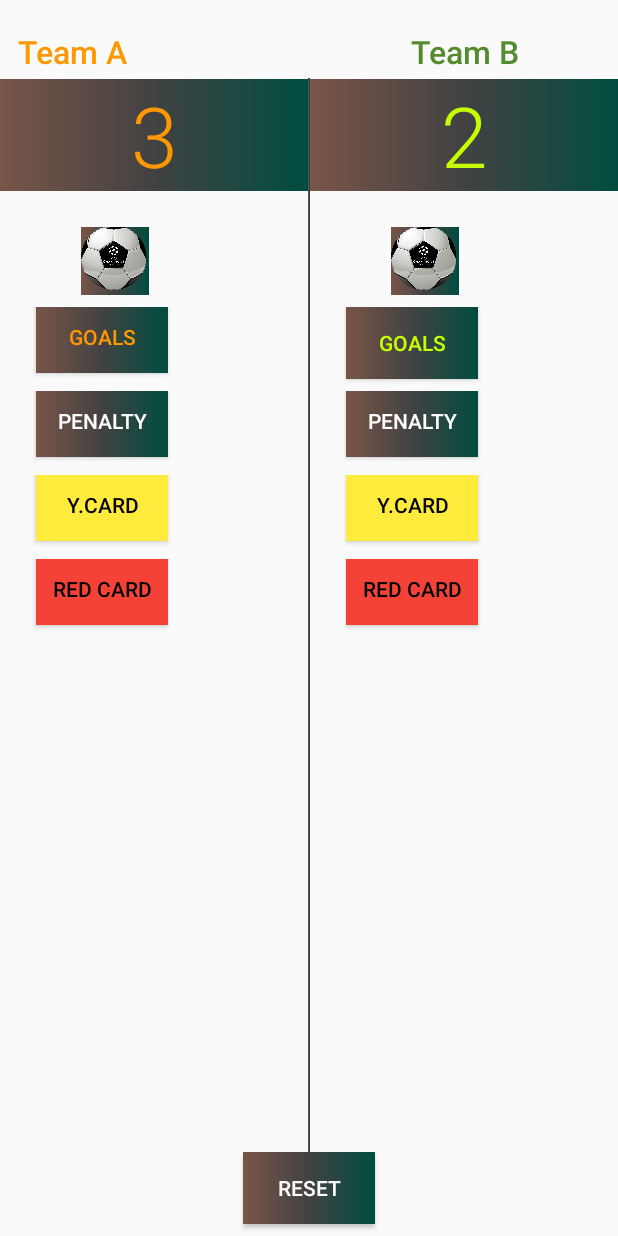
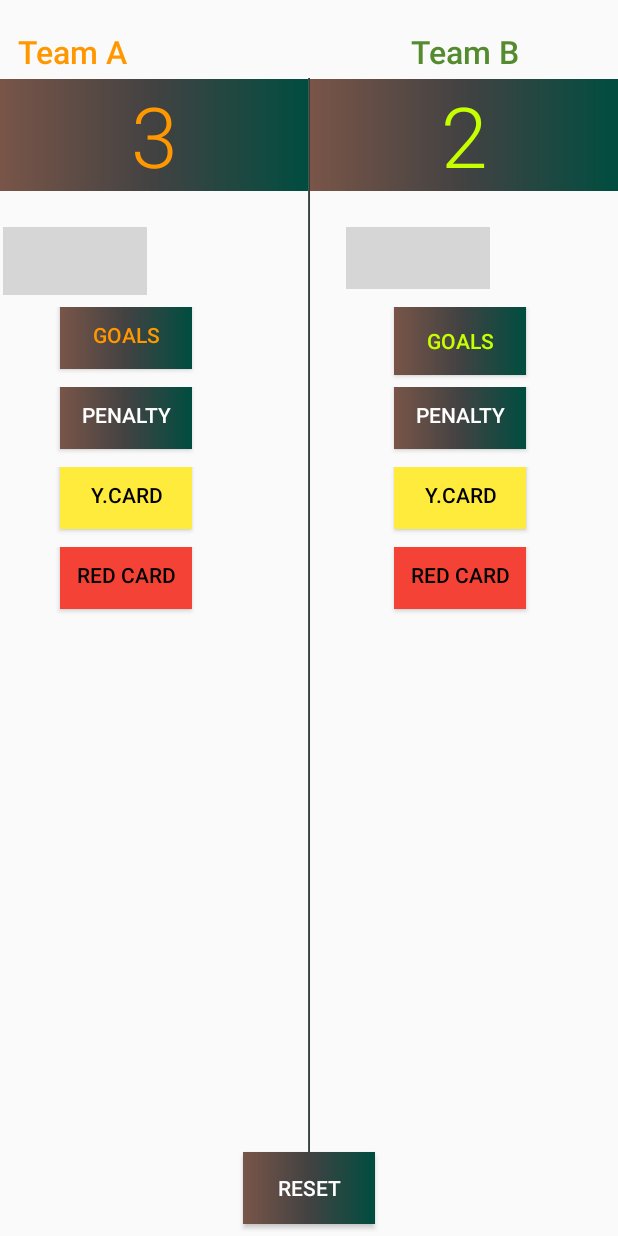
Before and after one commit to saidabxl/ScoreKeeper, an Android app: the screen it shows after launch (MainActivity), on a phone screen of 412 x 824 dp. Run offline under Robolectric (Android 15) with nearby library versions, the phone set to English and light mode, and no system bars; grey boxes are pictures that could not be loaded.

Commit message:
Initial commit

```diff
--- a/app/src/main/res/layout/activity_main.xml
+++ b/app/src/main/res/layout/activity_main.xml
@@ -1,4 +1,3 @@
-
 <RelativeLayout xmlns:android="http://schemas.android.com/apk/res/android"
     xmlns:tools="http://schemas.android.com/tools"
     android:layout_width="match_parent"
@@ -53,7 +52,7 @@
                 android:background="@drawable/bg1"
                 android:fontFamily="sans-serif-light"
                 android:gravity="center"
-                android:text="3"
+                android:text="@string/scoreTeamA"
                 android:textColor="#FF9800"
                 android:textSize="56sp" />
 
@@ -63,13 +62,13 @@
                 android:orientation="horizontal">
 
                 <ImageView
-                    android:layout_width="45dp"
+                    android:layout_width="match_parent"
                     android:layout_height="45dp"
                     android:layout_marginBottom="8dp"
-                    android:layout_marginLeft="54dp"
+                    android:layout_marginLeft="2dp"
                     android:layout_marginRight="24dp"
                     android:background="@drawable/bg1"
-                    android:src="@drawable/soccer1" />
+                    android:src="@drawable/goal" />
 
 
             </LinearLayout>
@@ -78,13 +77,14 @@
             <LinearLayout
                 android:layout_width="wrap_content"
                 android:layout_height="wrap_content"
+                android:layout_marginLeft="16dp"
                 android:orientation="horizontal">
 
 
                 <Button
 
                     android:layout_width="match_parent"
-                    android:layout_height="wrap_content"
+                    android:layout_height="45dp"
                     android:layout_gravity="center"
                     android:layout_marginBottom="8dp"
                     android:layout_marginLeft="24dp"
@@ -99,13 +99,14 @@
             <LinearLayout
                 android:layout_width="wrap_content"
                 android:layout_height="wrap_content"
+                android:layout_marginLeft="16dp"
                 android:orientation="horizontal">
 
 
                 <Button
                     android:id="@+id/team_a_penalty"
                     android:layout_width="match_parent"
-                    android:layout_height="wrap_content"
+                    android:layout_height="45dp"
                     android:layout_gravity="center"
                     android:layout_marginBottom="8dp"
                     android:layout_marginLeft="24dp"
@@ -121,13 +122,14 @@
 
                 android:layout_width="wrap_content"
                 android:layout_height="wrap_content"
+                android:layout_marginLeft="16dp"
                 android:orientation="horizontal">
 
 
                 <Button
                     android:id="@+id/team_a_yellow_card"
                     android:layout_width="match_parent"
-                    android:layout_height="wrap_content"
+                    android:layout_height="45dp"
                     android:layout_gravity="center"
                     android:layout_marginBottom="8dp"
                     android:layout_marginLeft="24dp"
@@ -143,13 +145,14 @@
             <LinearLayout
                 android:layout_width="wrap_content"
                 android:layout_height="wrap_content"
+                android:layout_marginLeft="16dp"
                 android:orientation="horizontal">
 
 
                 <Button
                     android:id="@+id/team_a_red_card"
                     android:layout_width="match_parent"
-                    android:layout_height="wrap_content"
+                    android:layout_height="45dp"
                     android:layout_gravity="center"
                     android:layout_marginBottom="8dp"
                     android:layout_marginLeft="24dp"
@@ -170,6 +173,7 @@
             android:layout_height="match_parent"
             android:layout_marginBottom="8dp"
             android:layout_marginTop="52dp"
+
             android:background="@drawable/bg1">
 
         </View>
@@ -179,6 +183,7 @@
             android:layout_width="0dp"
             android:layout_height="match_parent"
             android:layout_weight="1"
+
             android:orientation="vertical">
 
 
@@ -204,7 +209,7 @@
                 android:background="@drawable/bg1"
                 android:fontFamily="sans-serif-light"
                 android:gravity="center"
-                android:text="2"
+                android:text="@string/scoreTeamB"
                 android:textColor="#C6FF00"
                 android:textSize="56sp" />
 
@@ -214,13 +219,14 @@
                 android:orientation="horizontal">
 
                 <ImageView
-                    android:layout_width="45dp"
+                    android:layout_width="match_parent"
                     android:layout_height="45dp"
+                    android:layout_gravity="center"
                     android:layout_marginBottom="8dp"
-                    android:layout_marginLeft="54dp"
-                    android:layout_marginRight="24dp"
+                    android:layout_marginLeft="24dp"
+                    android:layout_marginRight="2dp"
                     android:background="@drawable/bg1"
-                    android:src="@drawable/soccer1" />
+                    android:src="@drawable/goal" />
 
             </LinearLayout>
 
@@ -228,13 +234,14 @@
             <LinearLayout
                 android:layout_width="wrap_content"
                 android:layout_height="wrap_content"
+                android:layout_marginLeft="32dp"
                 android:orientation="horizontal">
 
 
                 <Button
 
                     android:layout_width="match_parent"
-                    android:layout_height="wrap_content"
+                    android:layout_height="45dp"
                     android:layout_gravity="start"
                     android:layout_marginBottom="8dp"
                     android:layout_marginLeft="24dp"
@@ -250,13 +257,14 @@
             <LinearLayout
                 android:layout_width="wrap_content"
                 android:layout_height="wrap_content"
+                android:layout_marginLeft="32dp"
                 android:orientation="horizontal">
 
 
                 <Button
                     android:id="@+id/team_b_penalty"
                     android:layout_width="match_parent"
-                    android:layout_height="wrap_content"
+                    android:layout_height="45dp"
                     android:layout_gravity="center"
                     android:layout_marginBottom="8dp"
                     android:layout_marginLeft="24dp"
@@ -272,12 +280,13 @@
             <LinearLayout
                 android:layout_width="wrap_content"
                 android:layout_height="wrap_content"
+                android:layout_marginLeft="32dp"
                 android:orientation="horizontal">
 
                 <Button
                     android:id="@+id/team_b_yellow_card"
                     android:layout_width="match_parent"
-                    android:layout_height="wrap_content"
+                    android:layout_height="45dp"
                     android:layout_gravity="center"
                     android:layout_marginBottom="8dp"
                     android:layout_marginLeft="24dp"
@@ -293,12 +302,13 @@
             <LinearLayout
                 android:layout_width="wrap_content"
                 android:layout_height="wrap_content"
+                android:layout_marginLeft="32dp"
                 android:orientation="horizontal">
 
                 <Button
                     android:id="@+id/team_b_red_card"
                     android:layout_width="match_parent"
-                    android:layout_height="wrap_content"
+                    android:layout_height="45dp"
                     android:layout_gravity="center"
                     android:layout_marginBottom="8dp"
                     android:layout_marginLeft="24dp"
--- a/app/src/main/res/values/strings.xml
+++ b/app/src/main/res/values/strings.xml
@@ -2,6 +2,8 @@
     <string name="app_name">Score Keeper</string>
     <string name="teamA">Team A</string>
     <string name="teamB">Team B</string>
+    <string name="scoreTeamA">3</string>
+    <string name="scoreTeamB">2</string>
     <string name="goalsTeamA">Goals</string>
     <string name="goalsTeamB">Goals</string>
     <string name="teamAFouls">Fouls</string>
```
Also changed, not shown: app/src/main/java/com/example/android/scorekeeper/MainActivity.java (+6 -2 lines).
